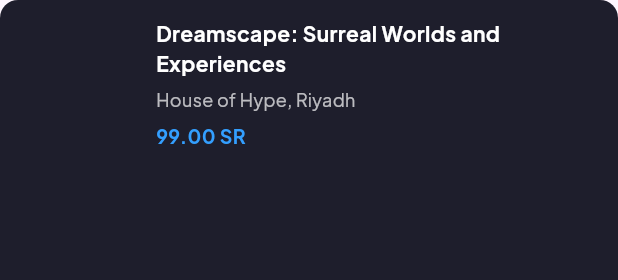
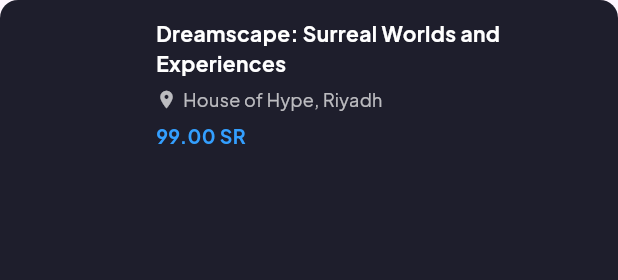
Before and after one commit to RanaAlotmii/EeVe_app, a Flutter app: the CompactEventCard widget shown alone on an empty page, opened directly, on a phone screen of 412 x 824 dp. Shown: the top 280 px of the screen. Run offline on Flutter 3.47's test engine with Material 3 defaults, Android fonts, the light colour scheme and no system bars; our stand-ins replace dotted_line, flutter_credit_card, get, image_picker, persistent_bottom_nav_bar, pin_code_fields and 3 more; accounts and stored records are empty; network calls fail.

Commit message:
'I modified the details page, card and search'

```diff
--- a/lib/Custom_Widget_/event_card_small.dart
+++ b/lib/Custom_Widget_/event_card_small.dart
@@ -31,7 +31,7 @@
           children: [
             ClipRRect(
               borderRadius: BorderRadius.circular(8),
-              child: Image.network( // ✅ FIXED — use network!
+              child: Image.network(
                 imageAsset,
                 width: 80,
                 height: 80,
@@ -41,7 +41,9 @@
                     width: 80,
                     height: 80,
                     color: Colors.grey[800],
-                    child: const Center(child: Icon(Icons.broken_image, color: Colors.white30)),
+                    child: const Center(
+                      child: Icon(Icons.broken_image, color: Colors.white30),
+                    ),
                   );
                 },
               ),
@@ -62,12 +64,25 @@
                     ),
                   ),
                   const SizedBox(height: 6),
-                  Text(
-                    location,
-                    style: const TextStyle(
-                      color: Colors.white70,
-                      fontSize: 12,
-                    ),
+                  Row(
+                    children: [
+                      const Icon(
+                        Icons.location_on,
+                        color: Colors.white70,
+                        size: 14,
+                      ),
+                      const SizedBox(width: 4),
+                      Expanded(
+                        child: Text(
+                          location,
+                          style: const TextStyle(
+                            color: Colors.white70,
+                            fontSize: 12,
+                          ),
+                          overflow: TextOverflow.ellipsis,
+                        ),
+                      ),
+                    ],
                   ),
                   const SizedBox(height: 6),
                   Text(
--- a/lib/main.dart
+++ b/lib/main.dart
@@ -1,3 +1,7 @@
+import 'package:eeve_app/Account_views/profile_view.dart';
+import 'package:eeve_app/auth_views/welcome_view.dart';
+import 'package:eeve_app/navigation/main_nav_shell.dart';
+import 'package:eeve_app/views/home_view.dart';
 import 'package:eeve_app/views/splash_view.dart';
 import 'package:flutter/material.dart';
 import 'package:shared_preferences/shared_preferences.dart';
@@ -35,7 +39,7 @@
       debugShowCheckedModeBanner: false,
       theme: ThemeData(fontFamily: 'PlusJakartaSans'),
 
-      home:SplashView(),
+      home:WelcomeView(),
     );
   }
 }
```
Also changed, not shown: lib/Custom_Widget_/_TrendingEventsList.dart (+22 -17 lines), lib/Custom_Widget_/home_header_widget.dart (+6 -3 lines), lib/views/search_page.dart (+22 -21 lines).
